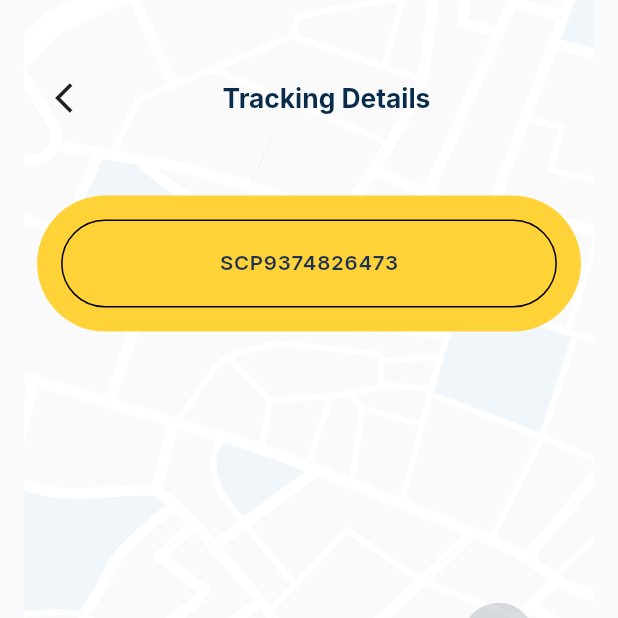
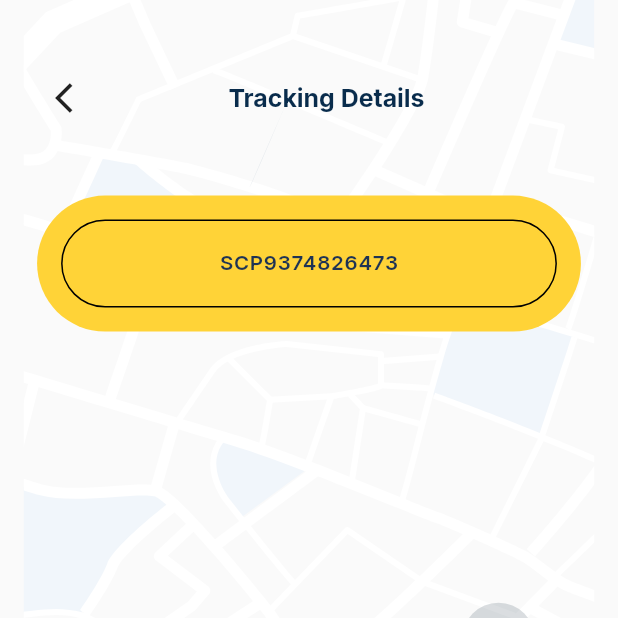
Before and after one commit to adtoba/test_delivery_app, a Flutter app: the TrackPackagePage screen opened directly, after a tap on "Track Now", on a phone screen of 412 x 824 dp, the top half of it. Run offline on Flutter 3.47's test engine with Material 2 defaults, Android fonts, the light colour scheme and no system bars; drawn by our look-alikes of sliding_up_panel; our stand-ins replace flutter_svg, google_fonts, lottie.

Commit message:
final touches

```diff
--- a/lib/style/textstyle.dart
+++ b/lib/style/textstyle.dart
@@ -13,7 +13,7 @@ class CustomStyles {
   );
 
   static TextStyle bold18 = TextStyle(
-    fontSize: config.sp(18),
+    fontSize: config.sp(17),
     fontWeight: FontWeight.w700,
     color: const Color(0xff092C4C)
   );
--- a/lib/utils/indicator.dart
+++ b/lib/utils/indicator.dart
@@ -43,7 +43,7 @@ class Indicator extends StatelessWidget {
               shape: BoxShape.circle,
               color: isCurrentPageSelected
                 ? Palette.black
-                : Palette.white
+                : const Color(0xffE5F0FC)
             ),
           ),
         ),
--- /dev/null
+++ b/lib/widgets/others/history_widget.dart
@@ -0,0 +1,53 @@
+import 'package:flutter/material.dart';
+import 'package:test_delivery_app/style/textstyle.dart';
+import 'package:test_delivery_app/utils/dimensions.dart';
+
+
+class HistoryWidget extends StatelessWidget {
+  const HistoryWidget({ Key? key, this.title, this.subtitle, this.trailing, this.leadingColor, this.leading }) : super(key: key);
+
+  final String? title;
+  final String? subtitle;
+  final String? trailing;
+  final Color? leadingColor;
+  final String? leading;
+
+  @override
+  Widget build(BuildContext context) {
+    final config = SizeConfig();
+
+    return ListTile(
+      contentPadding: EdgeInsets.zero,
+      leading: Container(
+        height: config.sh(56),
+        width: config.sw(56),
+        alignment: Alignment.center,
+        child: Text("$leading", style: TextStyle(fontSize: config.sp(30)),),
+        padding: const EdgeInsets.all(2),
+        decoration: BoxDecoration(
+          shape: BoxShape.circle,
+          color: leadingColor ?? const Color(0xffF1F6FB)
+        ),
+      ),
+      title: Text(
+        "$title",
+        style: CustomStyles.normal14.copyWith(
+          color: const Color(0xff1E3354),
+          fontWeight: FontWeight.w600
+        ),
+      ),
+      subtitle: Text(
+        "$subtitle",
+        style: CustomStyles.normal14.copyWith(
+          color: const Color(0xff7A809D)
+        ),
+      ),
+      trailing: Text(
+        "$trailing",
+        style: CustomStyles.normal14.copyWith(
+          color: const Color(0xff7A809D)
+        ),
+      )
+    );
+  }
+}
--- a/pubspec.yaml
+++ b/pubspec.yaml
@@ -18,7 +18,7 @@ dependencies:
   lottie: ^1.2.2
   flutter_svg: ^1.0.3
   google_fonts: 2.1.1
-
+  sliding_up_panel: ^2.0.0+1
 
 
 dev_dependencies:
```
Also changed, not shown: lib/pages/home.dart (added, +237 -0 lines), pubspec.lock.
